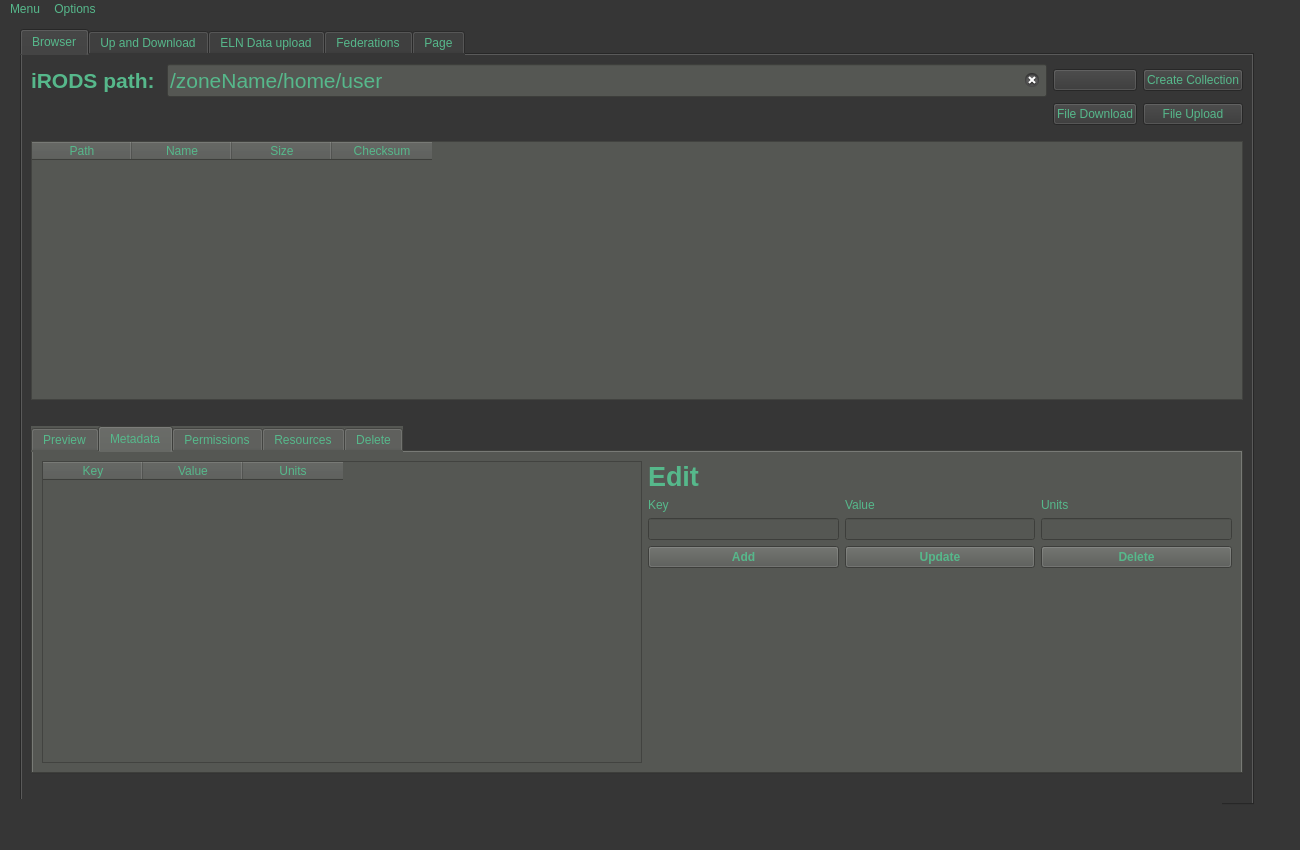
The window that irods-basicGUI/ui-files/irodsBrowserMain.ui (iBridges-for-iRODS/iBridges) describes before a commit, drawn with Qt 5.
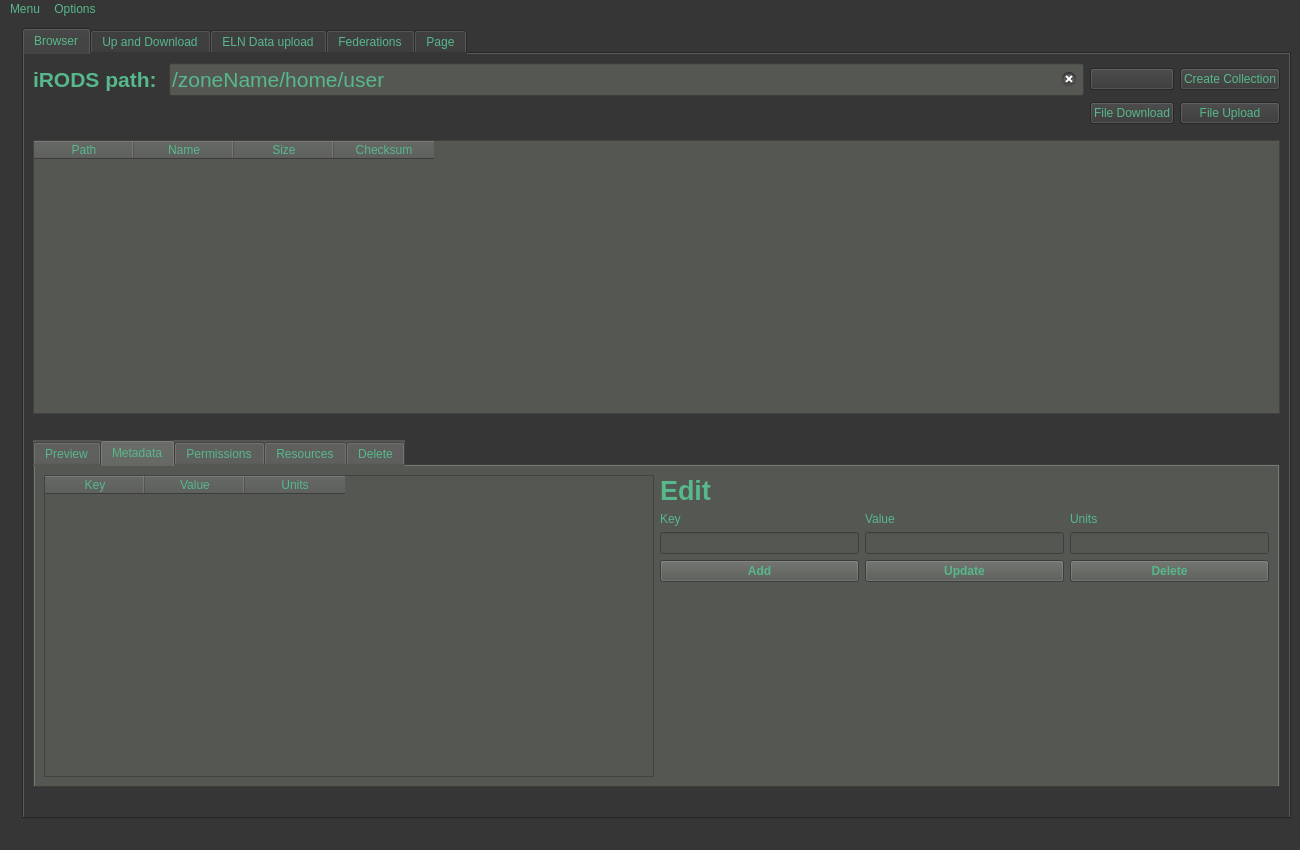
The same window after the commit. Icons and pictures are not drawn.

Commit message: Making the Tabview grow with the window.

Diff of the .ui file:
```diff
--- a/irods-basicGUI/ui-files/irodsBrowserMain.ui
+++ b/irods-basicGUI/ui-files/irodsBrowserMain.ui
@@ -38,15 +38,20 @@
    <property name="styleSheet">
     <string notr="true"/>
    </property>
+   <layout class="QHBoxLayout" name="horizontalLayout_11">
+    <item>
+     <widget class="QLabel" name="globalErrorLabel">
+      <property name="styleSheet">
+       <string notr="true">
+color: rgb(217, 174, 23);</string>
+      </property>
+      <property name="text">
+       <string/>
+      </property>
+     </widget>
+    </item>
+    <item>
    <widget class="QTabWidget" name="tabWidget">
-    <property name="geometry">
-     <rect>
-      <x>20</x>
-      <y>10</y>
-      <width>1234</width>
-      <height>776</height>
-     </rect>
-    </property>
     <property name="minimumSize">
      <size>
       <width>600</width>
@@ -1625,23 +1630,8 @@
      </widget>
     </widget>
    </widget>
-   <widget class="QLabel" name="globalErrorLabel">
-    <property name="geometry">
-     <rect>
-      <x>10</x>
-      <y>780</y>
-      <width>1212</width>
-      <height>17</height>
-     </rect>
-    </property>
-    <property name="styleSheet">
-     <string notr="true">
-color: rgb(217, 174, 23);</string>
-    </property>
-    <property name="text">
-     <string/>
-    </property>
-   </widget>
+    </item>
+   </layout>
   </widget>
   <widget class="QMenuBar" name="menubar">
    <property name="geometry">
```
Lines whose indentation alone changed are shown as unchanged.
